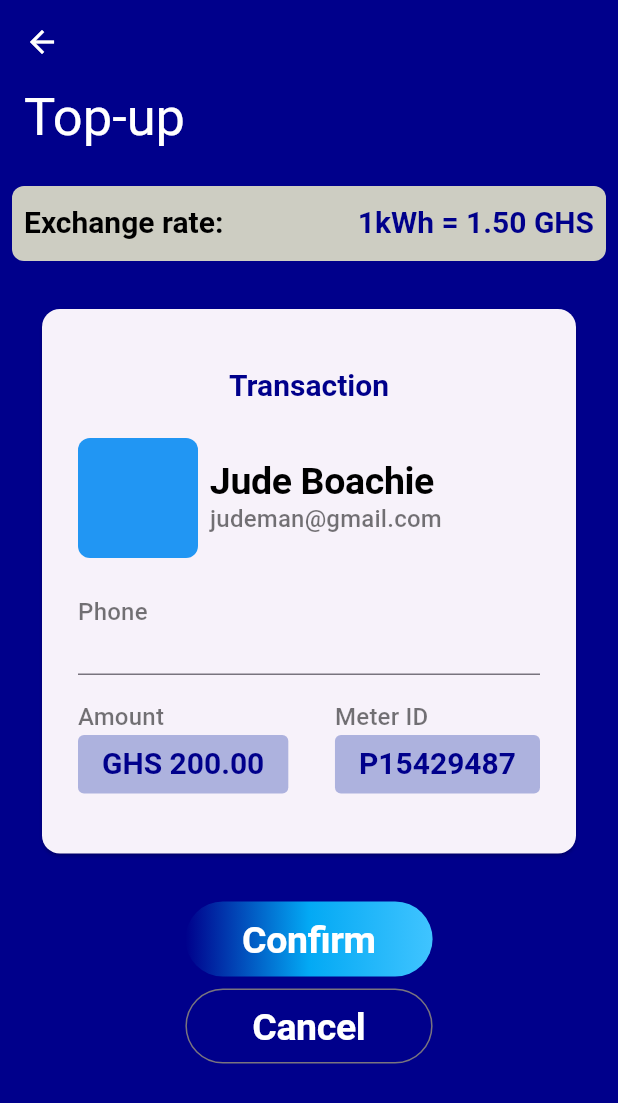
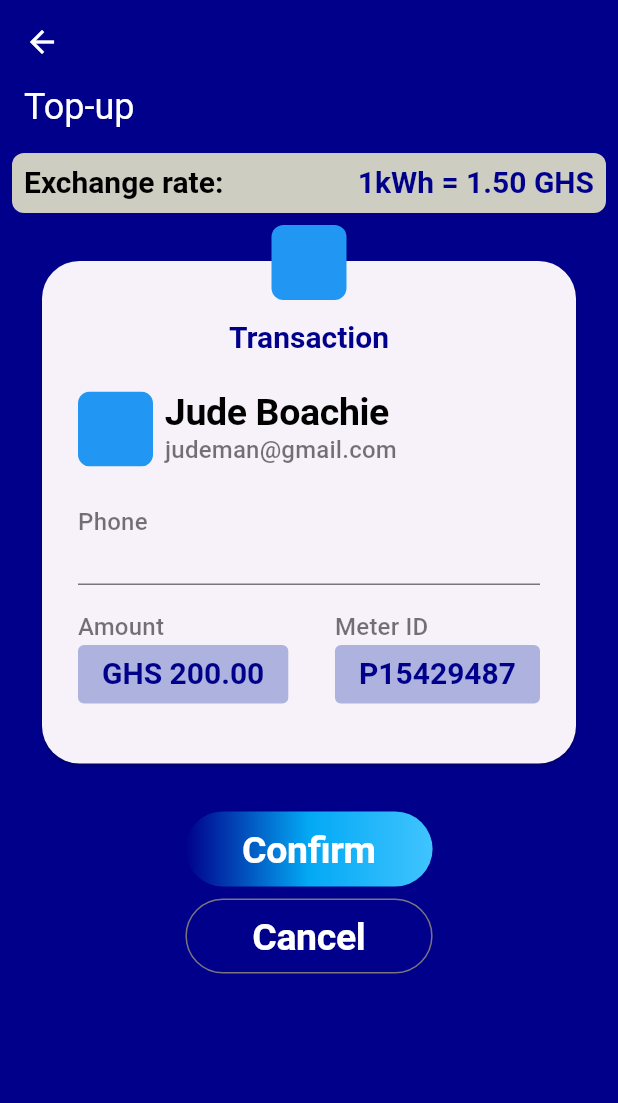
Before and after one commit to Serkhani/energyapp, a Flutter app: the TopUpView screen opened by its route, on a phone screen of 412 x 824 dp. Shown: the top 1103 px of the screen. Run offline on Flutter 3.47's test engine with Material 2 defaults, Android fonts, the phone set to English and light mode, and no system bars; our stand-ins replace get; accounts and stored records are empty.

Commit message:
ui complete

```diff
--- a/lib/app/modules/TopUp/views/exchange_rate_view.dart
+++ b/lib/app/modules/TopUp/views/exchange_rate_view.dart
@@ -9,7 +9,7 @@ class ExchangeRateView extends GetView<TopUpController> {
   Widget build(BuildContext context) {
     return Container(
       padding: const EdgeInsets.symmetric(horizontal: 8.0),
-      height: 50.0,
+      height: 40.0,
       decoration: BoxDecoration(
         color: const Color.fromARGB(255, 205, 205, 194),
         borderRadius: BorderRadius.circular(8.0),
--- a/lib/app/modules/TopUp/views/top_up_view.dart
+++ b/lib/app/modules/TopUp/views/top_up_view.dart
@@ -22,8 +22,8 @@ class TopUpView extends GetView<TopUpController> {
           crossAxisAlignment: CrossAxisAlignment.start,
           children: [
             Padding(
-              padding: const EdgeInsets.only(left: 16.0, bottom: 16.0),
-              child: Text('Top-up', style: Theme.of(context).textTheme.titleLarge,),
+              padding: const EdgeInsets.only(left: 16.0, bottom: 8.0),
+              child: Text('Top-up', style: Theme.of(context).textTheme.titleLarge!.copyWith(fontSize: 24.0),),
             ),
             const Padding(
               padding: EdgeInsets.all(8.0),
--- a/lib/app/modules/TopUp/views/transaction_card_view.dart
+++ b/lib/app/modules/TopUp/views/transaction_card_view.dart
@@ -9,9 +9,13 @@ class TransactionCardView extends GetView<HomeController> {
   const TransactionCardView({Key? key}) : super(key: key);
   @override
   Widget build(BuildContext context) {
-    return Padding(
+    return Stack(
+      alignment: Alignment.topCenter,
+      children: [
+        Padding(
           padding: const EdgeInsets.symmetric(horizontal: 24.0, vertical: 20.0),
           child: Card(
+            shape: RoundedRectangleBorder(borderRadius: BorderRadius.circular(25.0)),
             child: Padding(
               padding: const EdgeInsets.symmetric(horizontal: 24.0, vertical: 40.0),
               child: Column(
@@ -26,8 +30,8 @@ class TransactionCardView extends GetView<HomeController> {
                         borderRadius: BorderRadius.circular(8.0),
                         child: Container(
                           color: Colors.blue,
-                      height: 80.0,
-                      width: 80.0,
+                          height: 50.0,
+                          width: 50.0,
                         ),
                       ),
                       Padding(
@@ -90,6 +94,17 @@ class TransactionCardView extends GetView<HomeController> {
               ),
             ),
           ),
+        ),
+        Container(
+          height: 50.0,
+          width: 50.0,
+          decoration: BoxDecoration(
+          color: Colors.blue,
+          borderRadius: BorderRadius.circular(8.0)
+
+          ),
+        ),
+      ],
     );
   }
 }
```
Lines whose indentation alone changed are shown as unchanged.
